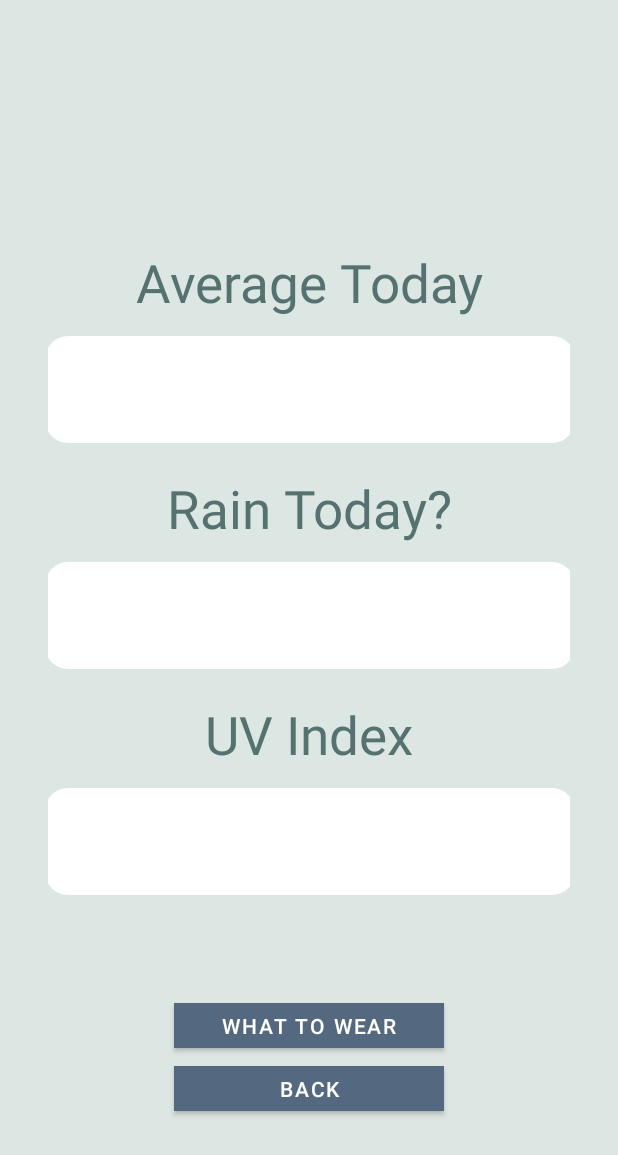
After one commit to spencermendelsohn/weatherappFinal, an Android app: the layout frame4_layout.xml on its own in the app's theme, with its tools: preview values and no code run, on a phone screen of 412 x 824 dp. The commit adds this screen. Shown: the top 1155 px of the screen. Run offline under Robolectric (Android 15) with nearby library versions, the phone set to English and light mode, and no system bars.

Commit message:
completed frames 4,5,6

```diff
--- /dev/null
+++ b/app/src/main/res/drawable/rounded_box.xml
@@ -0,0 +1,6 @@
+<?xml version="1.0" encoding="utf-8"?>
+<shape xmlns:android="http://schemas.android.com/apk/res/android"
+    android:shape="rectangle">
+    <solid android:color="@color/white"/>
+    <corners android:radius="15dp"/>
+</shape>
--- /dev/null
+++ b/app/src/main/res/layout/frame4_layout.xml
@@ -0,0 +1,161 @@
+<?xml version="1.0" encoding="utf-8"?>
+<androidx.constraintlayout.widget.ConstraintLayout
+    xmlns:android="http://schemas.android.com/apk/res/android"
+    xmlns:app="http://schemas.android.com/apk/res-auto"
+    android:layout_width="match_parent"
+    android:layout_height="match_parent"
+    android:background="#DCE7E4"
+    android:orientation="vertical"
+    android:padding="24dp">
+
+    <androidx.constraintlayout.widget.ConstraintLayout
+        android:id="@+id/container"
+        android:layout_width="0dp"
+        android:layout_height="wrap_content"
+        android:padding="8dp"
+        app:layout_constraintTop_toTopOf="parent"
+        app:layout_constraintBottom_toBottomOf="parent"
+        app:layout_constraintStart_toStartOf="parent"
+        app:layout_constraintEnd_toEndOf="parent">
+
+    <!-- City Text -->
+    <TextView
+        android:id="@+id/city_name"
+        android:layout_width="match_parent"
+        android:layout_height="wrap_content"
+        android:textSize="35sp"
+        android:textColor="#557270"
+        android:textAlignment="center"
+        app:layout_constraintBottom_toTopOf="@+id/average_today_title"
+        app:layout_constraintEnd_toEndOf="parent"
+        app:layout_constraintStart_toStartOf="parent"
+        app:layout_constraintTop_toTopOf="parent"
+        app:layout_constraintVertical_chainStyle="packed">
+    </TextView>
+
+    <!-- Average Today Title -->
+    <TextView
+        android:id="@+id/average_today_title"
+        android:layout_width="match_parent"
+        android:layout_height="wrap_content"
+        android:layout_marginTop="40dp"
+        android:textSize="35sp"
+        android:text="@string/average_today"
+        android:textAlignment="center"
+        android:textColor="#557270"
+        app:layout_constraintBottom_toTopOf="@+id/average_today_temp"
+        app:layout_constraintEnd_toEndOf="parent"
+        app:layout_constraintStart_toStartOf="parent"
+        app:layout_constraintTop_toBottomOf="@+id/city_name">
+    </TextView>
+
+    <!-- Average Today Temperature -->
+    <TextView
+        android:id="@+id/average_today_temp"
+        android:layout_width="353dp"
+        android:layout_height="71dp"
+        android:layout_marginTop="12dp"
+        android:textSize="35sp"
+        android:textAlignment="center"
+        android:textColor="#557270"
+        android:background="@drawable/rounded_box"
+        app:layout_constraintBottom_toTopOf="@+id/rain_today_title"
+        app:layout_constraintEnd_toEndOf="parent"
+        app:layout_constraintStart_toStartOf="parent"
+        app:layout_constraintTop_toBottomOf="@+id/average_today_title">
+    </TextView>
+
+    <!-- Rain Today Title -->
+    <TextView
+        android:id="@+id/rain_today_title"
+        android:layout_width="match_parent"
+        android:layout_height="wrap_content"
+        android:layout_marginTop="20dp"
+        android:textSize="35sp"
+        android:text="@string/rain_today"
+        android:textAlignment="center"
+        android:textColor="#557270"
+        app:layout_constraintBottom_toTopOf="@+id/rain_today_percentage"
+        app:layout_constraintEnd_toEndOf="parent"
+        app:layout_constraintStart_toStartOf="parent"
+        app:layout_constraintTop_toBottomOf="@+id/average_today_temp">
+    </TextView>
+
+    <!-- Rain Today Percentage -->
+    <TextView
+        android:id="@+id/rain_today_percentage"
+        android:layout_width="353dp"
+        android:layout_height="71dp"
+        android:layout_marginTop="12dp"
+        android:textSize="35sp"
+        android:textAlignment="center"
+        android:textColor="#557270"
+        android:background="@drawable/rounded_box"
+        app:layout_constraintBottom_toTopOf="@+id/uv_index_title"
+        app:layout_constraintEnd_toEndOf="parent"
+        app:layout_constraintStart_toStartOf="parent"
+        app:layout_constraintTop_toBottomOf="@+id/rain_today_title">
+    </TextView>
+
+    <!-- UV Index Title -->
+    <TextView
+        android:id="@+id/uv_index_title"
+        android:layout_width="match_parent"
+        android:layout_height="wrap_content"
+        android:layout_marginTop="20dp"
+        android:textSize="35sp"
+        android:text="@string/uv_index"
+        android:textAlignment="center"
+        android:textColor="#557270"
+        app:layout_constraintBottom_toTopOf="@+id/uv_index_number"
+        app:layout_constraintEnd_toEndOf="parent"
+        app:layout_constraintStart_toStartOf="parent"
+        app:layout_constraintTop_toBottomOf="@+id/rain_today_percentage">
+    </TextView>
+
+    <!-- UV Index Number -->
+    <TextView
+        android:id="@+id/uv_index_number"
+        android:layout_width="353dp"
+        android:layout_height="71dp"
+        android:layout_marginTop="12dp"
+        android:textSize="35sp"
+        android:textAlignment="center"
+        android:textColor="#557270"
+        android:background="@drawable/rounded_box"
+        app:layout_constraintBottom_toTopOf="@+id/uv_index_title"
+        app:layout_constraintEnd_toEndOf="parent"
+        app:layout_constraintStart_toStartOf="parent"
+        app:layout_constraintTop_toBottomOf="@+id/uv_index_title">
+    </TextView>
+
+    <!-- What to Wear Button -->
+    <com.google.android.material.button.MaterialButton
+        android:id="@+id/what_to_wear_button"
+        android:layout_width="180dp"
+        android:layout_height="42dp"
+        android:layout_marginTop="24dp"
+        android:backgroundTint="#546980"
+        android:text="@string/what_to_wear"
+        android:textColor="@color/white"
+        app:cornerRadius="0dp"
+        app:layout_constraintBottom_toBottomOf="parent"
+        app:layout_constraintEnd_toEndOf="parent"
+        app:layout_constraintStart_toStartOf="parent"
+        app:layout_constraintTop_toBottomOf="@+id/uv_index_number" />
+
+    <!-- Back Button -->
+    <com.google.android.material.button.MaterialButton
+        android:id="@+id/back_button"
+        android:layout_width="180dp"
+        android:layout_height="42dp"
+        android:backgroundTint="#546980"
+        android:text="@string/back"
+        android:textColor="@color/white"
+        app:cornerRadius="0dp"
+        app:layout_constraintBottom_toBottomOf="parent"
+        app:layout_constraintEnd_toEndOf="parent"
+        app:layout_constraintStart_toStartOf="parent"
+        app:layout_constraintTop_toBottomOf="@+id/what_to_wear_button" />
+    </androidx.constraintlayout.widget.ConstraintLayout>
+</androidx.constraintlayout.widget.ConstraintLayout>
--- a/app/src/main/res/values/strings.xml
+++ b/app/src/main/res/values/strings.xml
@@ -1,6 +1,12 @@
 <resources>
     <string name="app_name">CS4550Weather</string>
-    <string name="title_home">Home</string>
-    <string name="title_dashboard">Dashboard</string>
-    <string name="title_notifications">Notifications</string>
+    <string name="average_today">Average Today</string>
+    <string name="rain_today">Rain Today?</string>
+    <string name="uv_index">UV Index</string>
+    <string name="average_tomorrow">Average Tomorrow</string>
+    <string name="hourly">Hourly</string>
+    <string name="recommendation">Recommendation</string>
+    <string name="what_to_wear">What to Wear</string>
+    <string name="back">Back</string>
+    <string name="or">OR</string>
 </resources>
```
Also changed, not shown: app/src/main/res/layout/frame5_layout.xml (added, +147 -0 lines), app/src/main/res/layout/frame6_layout.xml (added, +142 -0 lines).
